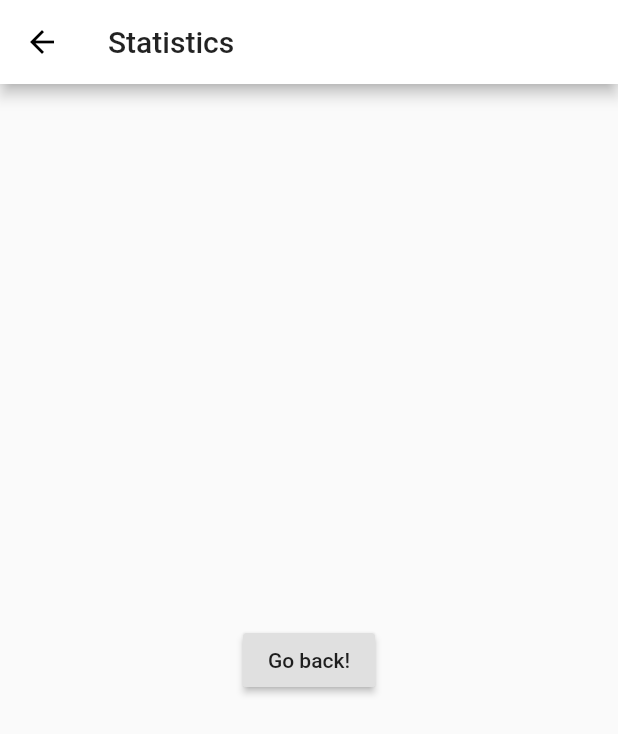
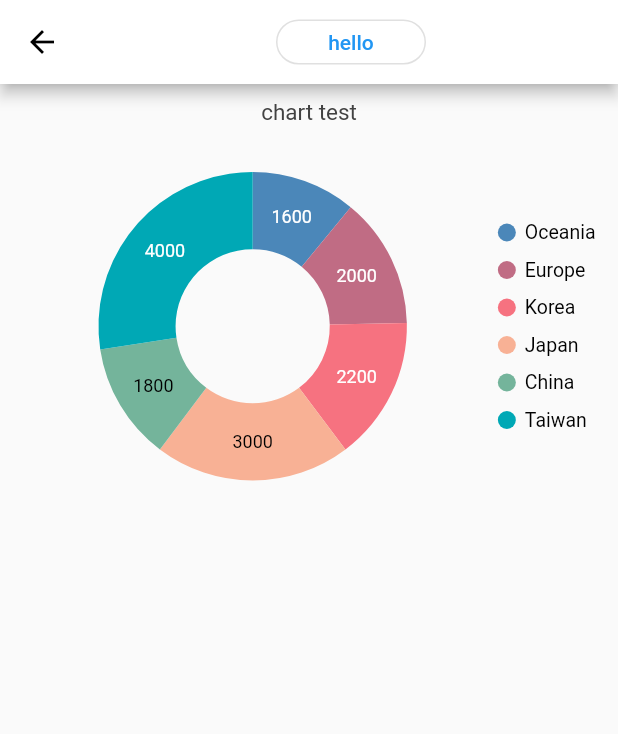
Before and after one commit to jeparktech/flutter_obigoProject, a Flutter app: the Statistics screen opened directly, on a phone screen of 412 x 824 dp. Shown: the top 734 px of the screen. Run offline on Flutter 3.47's test engine with Material 2 defaults, Android fonts, the phone set to English and light mode, and no system bars; our stand-ins replace image_picker, sqflite, syncfusion_flutter_charts, table_calendar; accounts and stored records are empty.

Commit message:
add some statistic page

```diff
--- a/lib/main.dart
+++ b/lib/main.dart
@@ -1,7 +1,7 @@
 import 'package:flutter/material.dart';
 import 'package:flutter/widgets.dart';
 import 'package:flutter_obigoproject/widgets/calendar/calendar_loader.dart';
-import 'package:flutter_obigoproject/widgets/statistics.dart';
+import 'package:flutter_obigoproject/widgets/statistics/statistics.dart';
 import './widgets/new_Image.dart';
 import './dataBase/fuelDBHelper.dart';
 
--- a/lib/widgets/calendar/calendar.dart
+++ b/lib/widgets/calendar/calendar.dart
@@ -53,6 +53,7 @@ class _CalendarState extends State<Calendar> {
                     //     return InputFuelInfo(list);
                     //   },
                     // ));
+
                   }),
               ListTile(
                   title: Center(
--- a/lib/widgets/statistics.dart
+++ /dev/null
@@ -1,25 +0,0 @@
-import 'package:flutter/material.dart';
-
-class Statistics extends StatefulWidget {
-  @override
-  _StatisticsState createState() => _StatisticsState();
-}
-
-class _StatisticsState extends State<Statistics> {
-  @override
-  Widget build(BuildContext context) {
-    return Scaffold(
-      appBar: AppBar(
-        title: Text("Statistics"),
-      ),
-      body: Center(
-        child: RaisedButton(
-          onPressed: () {
-            Navigator.pop(context);
-          },
-          child: Text('Go back!'),
-        ),
-      ),
-    );
-  }
-}
--- /dev/null
+++ b/lib/widgets/statistics/Utils.dart
@@ -0,0 +1,51 @@
+import 'package:flutter/cupertino.dart';
+import 'package:flutter/material.dart';
+
+class Utils {
+  static List<Widget> modelBuilder<M>(
+          List<M> models, Widget Function(int index, M model) builder) =>
+      models
+          .asMap()
+          .map<int, Widget>(
+              (index, model) => MapEntry(index, builder(index, model)))
+          .values
+          .toList();
+
+  /// Alternativaly: You can display an Android Styled Bottom Sheet instead of an iOS styled bottom Sheet
+  // static void showSheet(
+  //   BuildContext context, {
+  //   required Widget child,
+  // }) =>
+  //     showModalBottomSheet(
+  //       context: context,
+  //       builder: (context) => child,
+  //     );
+
+  static void showSheet(
+    BuildContext context, {
+     Widget child,
+     VoidCallback onClicked,
+  }) =>
+      showCupertinoModalPopup(
+        context: context,
+        builder: (context) => CupertinoActionSheet(
+          actions: [
+            child,
+          ],
+          cancelButton: CupertinoActionSheetAction(
+            child: Text('Done'),
+            onPressed: onClicked,
+          ),
+        ),
+      );
+
+  static void showSnackBar(BuildContext context, String text) {
+    final snackBar = SnackBar(
+      content: Text(text, style: TextStyle(fontSize: 24)),
+    );
+
+    ScaffoldMessenger.of(context)
+      ..removeCurrentSnackBar()
+      ..showSnackBar(snackBar);
+  }
+}
--- /dev/null
+++ b/lib/widgets/statistics/statistics.dart
@@ -0,0 +1,115 @@
+import 'package:flutter/cupertino.dart';
+import 'package:flutter/material.dart';
+import 'package:intl/intl.dart';
+import 'package:syncfusion_flutter_charts/charts.dart';
+
+import 'Utils.dart';
+
+
+class Statistics extends StatefulWidget {
+  @override
+  _StatisticsState createState() => _StatisticsState();
+}
+
+class _StatisticsState extends State<Statistics> {
+   List<GDPData> _chartData;
+   TooltipBehavior _tooltipBehavior;
+   DateTime dateTime = DateTime.now();
+   DateTime value;
+
+  void initState() {
+    _chartData = getChartData();
+    _tooltipBehavior = TooltipBehavior(enable: true);
+    super.initState();
+  }
+  @override
+  Widget build(BuildContext context) {
+    return SafeArea(
+      child: Scaffold(
+        appBar: AppBar(
+          backgroundColor: Colors.white,
+          title: Stack(
+            children: <Widget> [
+              Center(
+                child: Container(
+                    color: Colors.transparent,
+                    width: 100,
+                    height:30,
+                    child: OutlinedButton(
+                      onPressed: () {
+                      Utils.showSheet(context,
+                      child: buildDatePicker(),
+                      onClicked: () {
+                         final value = DateFormat('yyyy/MM').format(dateTime);
+                        // Utils.showSnackBar(context, 'Selected "$value"');
+                         Navigator.pop(context);},
+                      );
+                    },
+                      style: ButtonStyle(
+                      shape: MaterialStateProperty.all(RoundedRectangleBorder(borderRadius: BorderRadius.circular(30.0))),
+                      ),
+                      child: const Text('hello'),
+                    ),
+                  ),
+              )
+            ],
+          ),
+          leading: IconButton(
+            icon: Icon(Icons.arrow_back),
+            onPressed: () {
+            Navigator.pop(context);
+          },),
+        ),
+        body: Column(
+          children: [
+            SfCircularChart(
+              title:
+                ChartTitle(text: 'chart test'),
+              legend:
+                Legend(isVisible: true, overflowMode: LegendItemOverflowMode.wrap),
+              tooltipBehavior: _tooltipBehavior,
+              series:<CircularSeries>[
+                DoughnutSeries<GDPData, String>(
+                  dataSource: _chartData,
+                  xValueMapper: (GDPData data, _) => data.continent,
+                  yValueMapper: (GDPData data, _) => data.gdp,
+                  dataLabelSettings: DataLabelSettings(isVisible: true),
+                  enableTooltip: true)
+            ],
+            ),
+          ],
+        ))
+    );
+  }
+
+  List<GDPData> getChartData() {
+    final List<GDPData> chartData = [
+      GDPData('Oceania', 1600),
+      GDPData('Europe', 2000),
+      GDPData('Korea', 2200),
+      GDPData('Japan', 3000),
+      GDPData('China', 1800),
+      GDPData('Taiwan', 4000),
+    ];
+    return chartData;
+  }
+
+  Widget buildDatePicker() => SizedBox(
+        height: 180,
+        child: CupertinoDatePicker(
+          minimumYear: 2015,
+          maximumYear: DateTime.now().year,
+          initialDateTime: dateTime,
+          mode: CupertinoDatePickerMode.date,
+          onDateTimeChanged: (dateTime) =>
+              setState(() => this.dateTime = dateTime),
+        ),
+      );
+
+}
+  class GDPData{
+    GDPData(this.continent, this.gdp);
+    final String continent;
+    final int gdp;
+
+  }
--- a/pubspec.yaml
+++ b/pubspec.yaml
@@ -29,6 +29,7 @@ dependencies:
   table_calendar: ^3.0.0
   image_picker: ^0.8.0+4
   intl: ^0.17.0
+  syncfusion_flutter_charts: ^19.2.44+1
 
 
 
```
Also changed, not shown: pubspec.lock.
